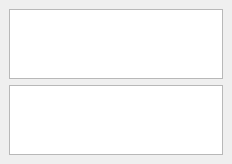
Before: the Qt Designer form data_source_panel/dockwidget.ui in effjot/qgis-data-sources-panel, drawn with Qt 5.
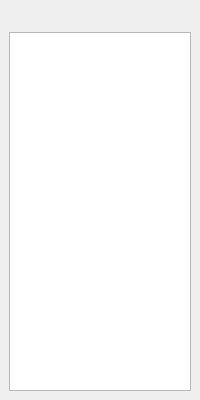
After: the same form once the commit is applied.

Commit message: Toolbar for switching between table and tree view

```diff
--- a/data_source_panel/dockwidget.ui
+++ b/data_source_panel/dockwidget.ui
@@ -6,20 +6,25 @@
    <rect>
     <x>0</x>
     <y>0</y>
-    <width>232</width>
-    <height>141</height>
+    <width>200</width>
+    <height>400</height>
    </rect>
   </property>
   <property name="windowTitle">
    <string>Data Sources</string>
   </property>
   <widget class="QWidget" name="dockWidgetContents">
-   <layout class="QGridLayout" name="gridLayout">
-    <item row="0" column="0">
-     <widget class="QTreeView" name="sources_tree"/>
+   <layout class="QVBoxLayout" name="verticalLayout">
+    <item>
+     <widget class="QToolBar" name="toolbar">
+      <property name="floatable"><bool>false</bool></property>
+     </widget>
     </item>
-    <item row="1" column="0">
-     <widget class="QTableView" name="sources_table"/>
+    <item>
+     <widget class="QStackedWidget" name="stk_sourcesview">
+      <widget class="QTableView" name="v_sources_table"/>
+      <widget class="QTreeView" name="v_sources_tree"/>
+     </widget>
     </item>
    </layout>
   </widget>
```
The commit also changes 1 other file.
